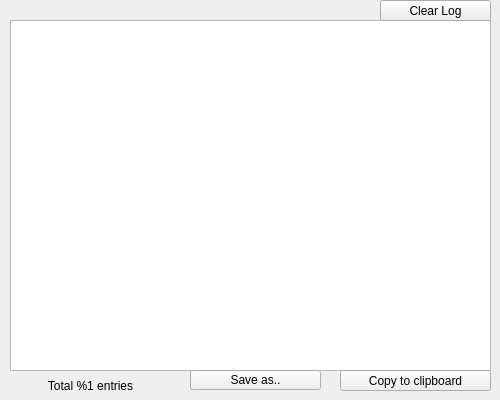
First picture: the form in src/ui/wizconsoledialog.ui, repository WizTeam/WizQTClient, before the edit.
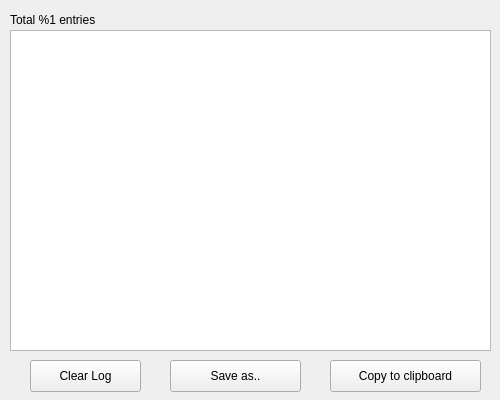
Second picture: the form after the edit.

Diff of the .ui file:
```diff
--- a/src/ui/wizconsoledialog.ui
+++ b/src/ui/wizconsoledialog.ui
@@ -35,9 +35,9 @@
    <property name="geometry">
     <rect>
      <x>10</x>
-     <y>20</y>
+     <y>30</y>
      <width>481</width>
-     <height>351</height>
+     <height>321</height>
     </rect>
    </property>
    <property name="styleSheet">
@@ -51,7 +51,7 @@
    <property name="geometry">
     <rect>
      <x>10</x>
-     <y>376</y>
+     <y>10</y>
      <width>161</width>
      <height>20</height>
     </rect>
@@ -63,16 +63,16 @@
     <string>Total %1 entries</string>
    </property>
    <property name="alignment">
-    <set>Qt::AlignCenter</set>
+    <set>Qt::AlignLeading|Qt::AlignLeft|Qt::AlignVCenter</set>
    </property>
   </widget>
   <widget class="QPushButton" name="btnSaveAs">
    <property name="geometry">
     <rect>
-     <x>190</x>
-     <y>370</y>
+     <x>170</x>
+     <y>360</y>
      <width>131</width>
-     <height>20</height>
+     <height>32</height>
     </rect>
    </property>
    <property name="text">
@@ -85,26 +85,35 @@
   <widget class="QPushButton" name="btnCopyToClipboard">
    <property name="geometry">
     <rect>
-     <x>340</x>
-     <y>370</y>
+     <x>330</x>
+     <y>360</y>
      <width>151</width>
-     <height>21</height>
+     <height>32</height>
     </rect>
    </property>
+   <property name="sizePolicy">
+    <sizepolicy hsizetype="Preferred" vsizetype="Fixed">
+     <horstretch>0</horstretch>
+     <verstretch>0</verstretch>
+    </sizepolicy>
+   </property>
    <property name="text">
     <string>Copy to clipboard</string>
    </property>
    <property name="autoDefault">
     <bool>false</bool>
    </property>
+   <property name="default">
+    <bool>false</bool>
+   </property>
   </widget>
   <widget class="QPushButton" name="buttonClear">
    <property name="geometry">
     <rect>
-     <x>380</x>
-     <y>0</y>
+     <x>30</x>
+     <y>360</y>
      <width>111</width>
-     <height>21</height>
+     <height>32</height>
     </rect>
    </property>
    <property name="text">
```
